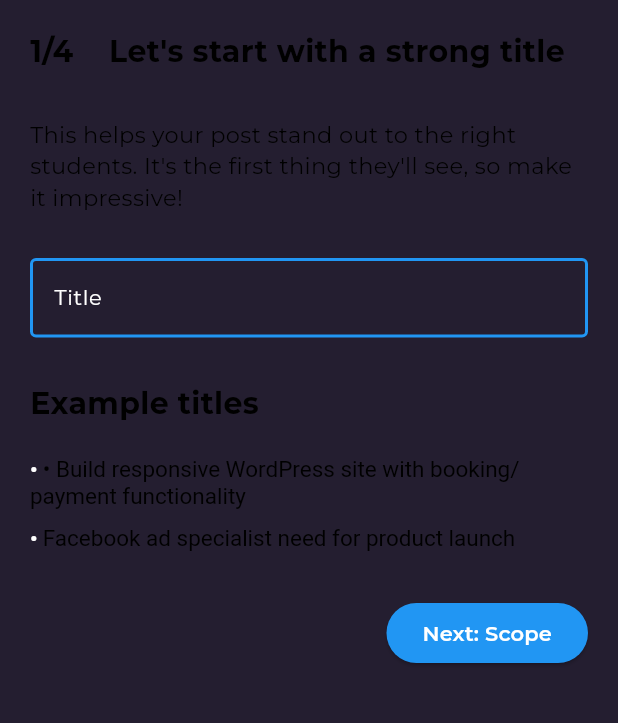
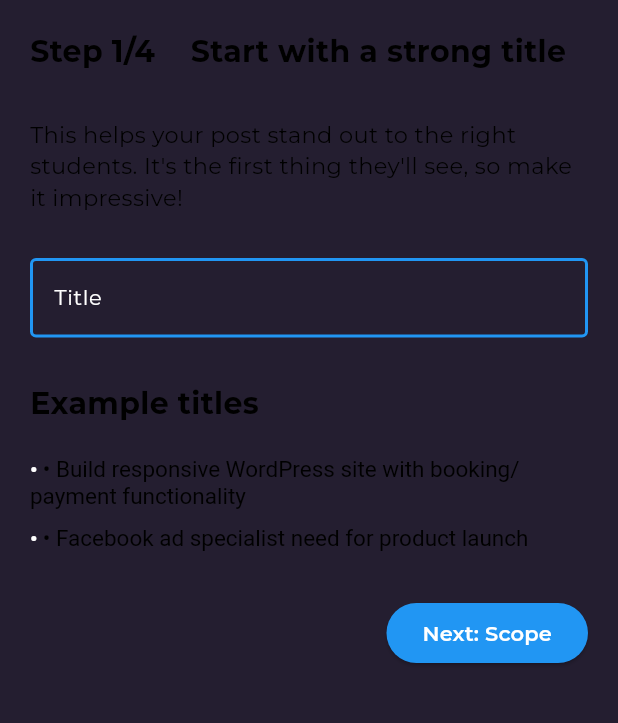
Before and after one commit to Lamlance/hcmus-student-hub, a Flutter app: the S1PostAProjectPage screen opened directly, on a phone screen of 412 x 824 dp, the part 84-807 px from its top. Run offline on Flutter 3.47's test engine with Material 3 defaults, Android fonts, the phone set to English and light mode, and no system bars; our stand-ins replace dio, event_bus, flutter_local_notifications, flutter_mobx, get_it, google_fonts and 8 more; missing offline and left inert: agora_uikit, dart:js, xxtea; accounts and stored records are empty; generated files the repository leaves out were written again; network calls fail; statements that could not run were skipped.

Commit message:
chore: Update PostAProject step1 with localized strings and language provider usage

```diff
--- a/lib/constants/text.dart
+++ b/lib/constants/text.dart
@@ -239,6 +239,8 @@ class AppStrings {
       "• Facebook ad specialist need for product launch";
   static const String nextScope_vn = "Tiếp theo: Phạm vi";
   static const String nextScope_en = "Next: Scope";
+  static const String exampleTitle_vn = "Tiêu đề mẫu";
+  static const String exampleTitle_en = "Example titles";
 
   /* Step 2 */
   static const String step2Title_vn =
--- a/lib/presentation/PostAProject/step1.dart
+++ b/lib/presentation/PostAProject/step1.dart
@@ -6,6 +6,9 @@ import 'package:flutter/material.dart';
 import 'package:boilerplate/utils/routes/routes.dart';
 import 'step2.dart';
 import 'styles.dart';
+import 'package:boilerplate/main.dart';
+import 'package:boilerplate/constants/text.dart';
+import 'package:provider/provider.dart';
 
 class S1PostAProjectPage extends StatefulWidget {
   final ProjectData? projectData;
@@ -51,12 +54,16 @@ class _S1PostAProjectState extends State<S1PostAProjectPage>
         crossAxisAlignment: CrossAxisAlignment.start,
         children: <Widget>[
           Text(
-            "1/4    Let's start with a strong title",
+            Provider.of<LanguageProvider>(context).isEnglish
+                ? AppStrings.step1Title_en
+                : AppStrings.step1Title_vn,
             style: AppStyles.titleStyle,
           ),
           SizedBox(height: 30),
           Text(
-            "This helps your post stand out to the right students. It's the first thing they'll see, so make it impressive!",
+            Provider.of<LanguageProvider>(context).isEnglish
+                ? AppStrings.step1Desc_en
+                : AppStrings.step1Desc_vn,
             style: AppStyles.normalTextStyle,
           ),
           SizedBox(height: 30),
@@ -64,7 +71,9 @@ class _S1PostAProjectState extends State<S1PostAProjectPage>
             key: _formKey,
             child: TextFormField(
               validator: (value) => value == null || value.isEmpty
-                  ? "Please insert project name"
+                  ? Provider.of<LanguageProvider>(context).isEnglish
+                      ? AppStrings.step1Hint_en
+                      : AppStrings.step1Hint_vn
                   : null,
               controller: _txtNameController,
               decoration: InputDecoration(
@@ -78,15 +87,19 @@ class _S1PostAProjectState extends State<S1PostAProjectPage>
           ),
           SizedBox(height: 30),
           Text(
-            'Example titles',
-            style: AppStyles.titleStyle, // Use the title style
+            Provider.of<LanguageProvider>(context).isEnglish
+                ? AppStrings.exampleTitle_en
+                : AppStrings.exampleTitle_vn,
+            style: AppStyles.titleStyle,
           ),
           SizedBox(height: 20),
           Container(
             width: double.infinity, // Take up all available horizontal space
             child: RichText(
               text: AppStyles.bulletListStyle(
-                  '• Build responsive WordPress site with booking/payment functionality',
+                  Provider.of<LanguageProvider>(context).isEnglish
+                      ? AppStrings.buildProject_en
+                      : AppStrings.buildProject_vn,
                   AppStyles.normalTextStyle),
             ),
           ),
@@ -95,7 +108,9 @@ class _S1PostAProjectState extends State<S1PostAProjectPage>
             width: double.infinity, // Take up all available horizontal space
             child: RichText(
               text: AppStyles.bulletListStyle(
-                  'Facebook ad specialist need for product launch',
+                  Provider.of<LanguageProvider>(context).isEnglish
+                      ? AppStrings.facebookAd_en
+                      : AppStrings.facebookAd_vn,
                   AppStyles.normalTextStyle),
             ),
           ),
@@ -104,7 +119,9 @@ class _S1PostAProjectState extends State<S1PostAProjectPage>
             alignment: Alignment.centerRight,
             child: ElevatedButton(
               onPressed: _handleNextPageClick,
-              child: Text('Next: Scope'),
+              child: Text(Provider.of<LanguageProvider>(context).isEnglish
+                  ? AppStrings.nextScope_en
+                  : AppStrings.nextScope_vn),
               style: AppStyles.elevatedButtonStyle,
             ),
           ),
```
